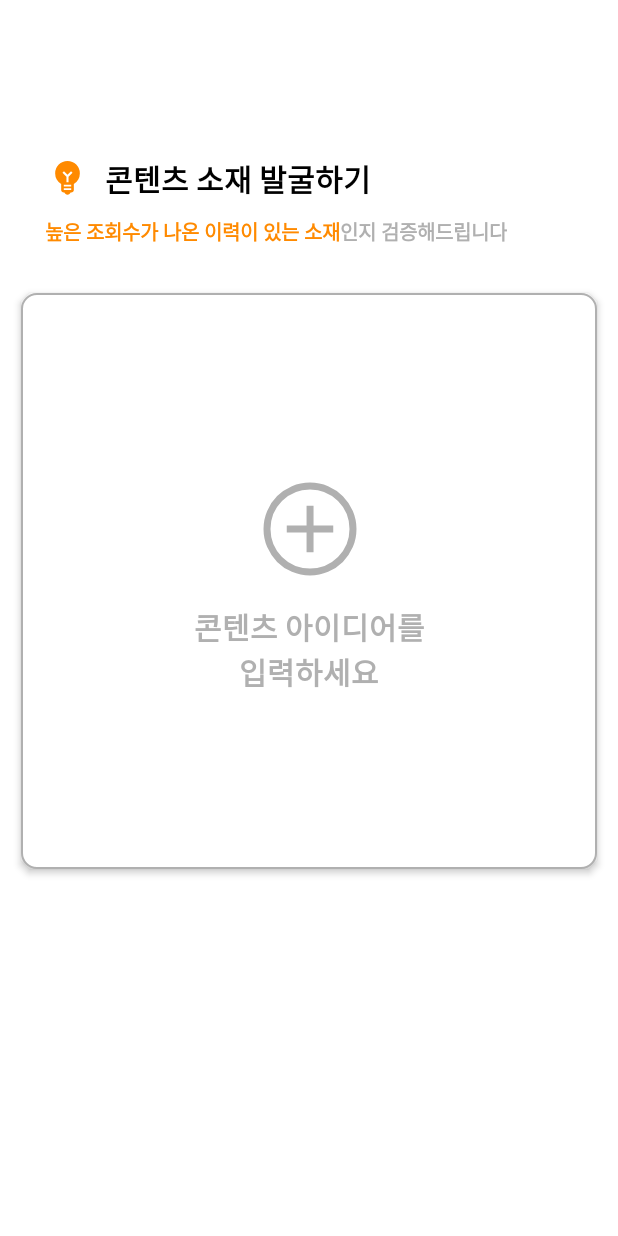
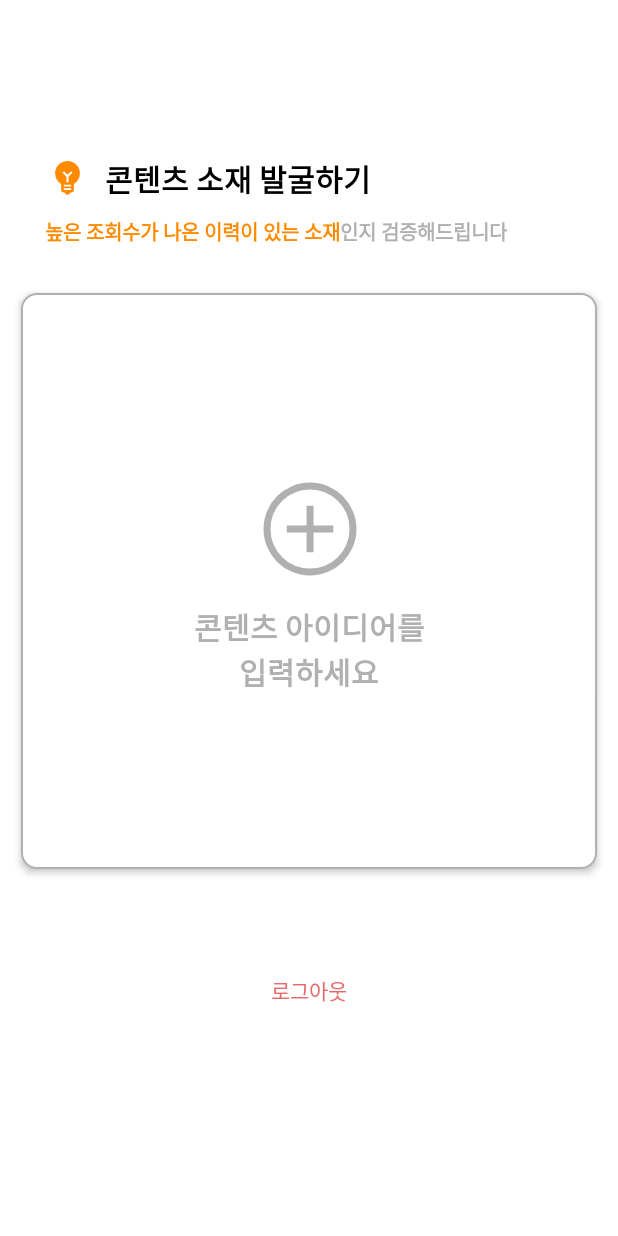
Before and after one commit to wavideo/youtube-solution, an Android app: the IdeaHomeFragment screen opened directly, with no data from a screen before it, on a phone screen of 412 x 824 dp. Run offline under Robolectric (Android 15) with nearby library versions, the phone set to English and light mode, and no system bars; our stand-ins replace Firebase (no records; nobody signed in at launch, a user with empty details on screens opened directly).

Commit message:
로그아웃 기능 구현

```diff
--- a/app/build.gradle.kts
+++ b/app/build.gradle.kts
@@ -13,8 +13,8 @@ android {
         applicationId = "com.studiowavi.youtubesolution"
         minSdk = 31
         targetSdk = 34
-        versionCode = 1
-        versionName = "1.0"
+        versionCode = 2
+        versionName = "1"
 
         testInstrumentationRunner = "androidx.test.runner.AndroidJUnitRunner"
     }
--- a/app/src/main/res/layout/fragment_idea_home.xml
+++ b/app/src/main/res/layout/fragment_idea_home.xml
@@ -128,8 +128,22 @@
                 tools:itemCount="10"
                 tools:listitem="@layout/item_idea"
                 android:layout_marginTop="10dp"
-                android:paddingBottom="100dp"
+                android:paddingBottom="30dp"
                 app:layout_constraintTop_toBottomOf="@+id/cl_button_create" />
+
+            <TextView
+                android:id="@+id/tv_button_sign_out"
+                android:layout_width="wrap_content"
+                android:layout_height="wrap_content"
+                android:padding="30dp"
+                android:text="로그아웃"
+                android:textColor="@color/red"
+                android:textSize="14dp"
+                android:layout_marginBottom="140dp"
+                app:layout_constraintBottom_toBottomOf="parent"
+                app:layout_constraintEnd_toEndOf="parent"
+                app:layout_constraintStart_toStartOf="parent"
+                app:layout_constraintTop_toBottomOf="@+id/rv_idea_list" />
 
         </androidx.constraintlayout.widget.ConstraintLayout>
 
```
Also changed, not shown: app/src/main/java/com/studiowavi/youtubesolution/EditIdeaAnalysisFragment.kt (+23 -19 lines), app/src/main/java/com/studiowavi/youtubesolution/IdeaHomeFragment/IdeaHomeFragment.kt (+21 -0 lines).
